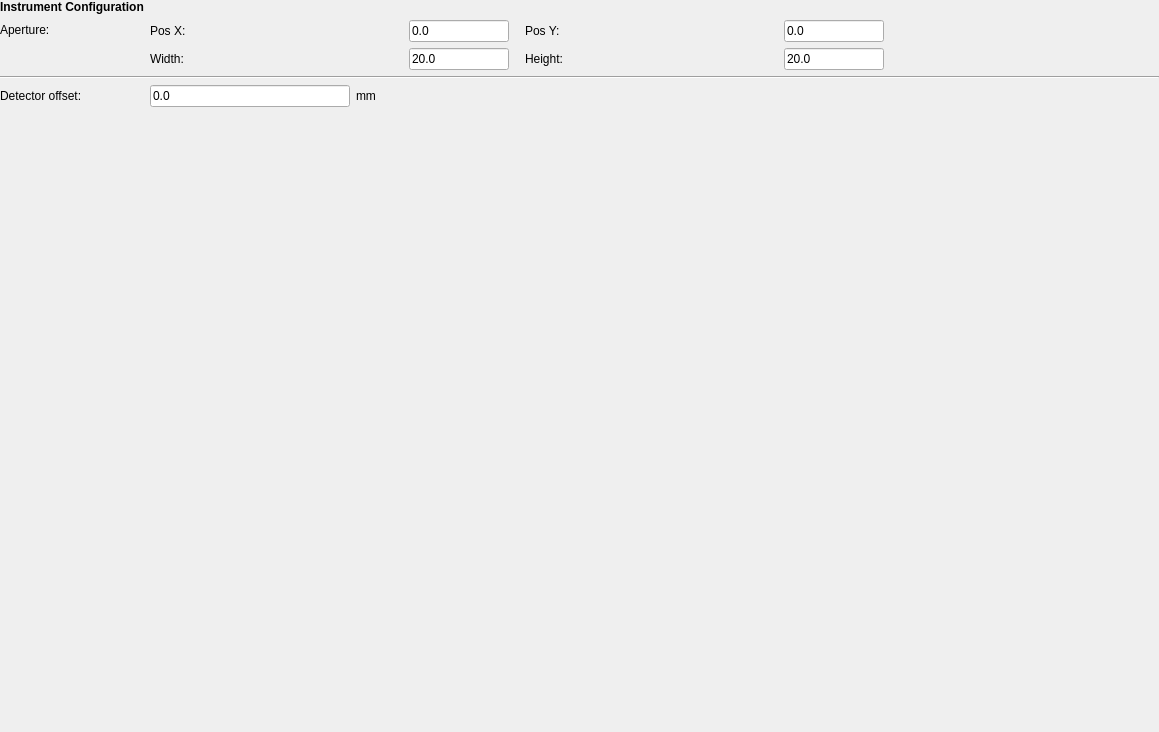
First picture: the form in nicos_ess/loki/gui/ui_files/exp_config.ui, repository mlz-ictrl/nicos, before the edit.
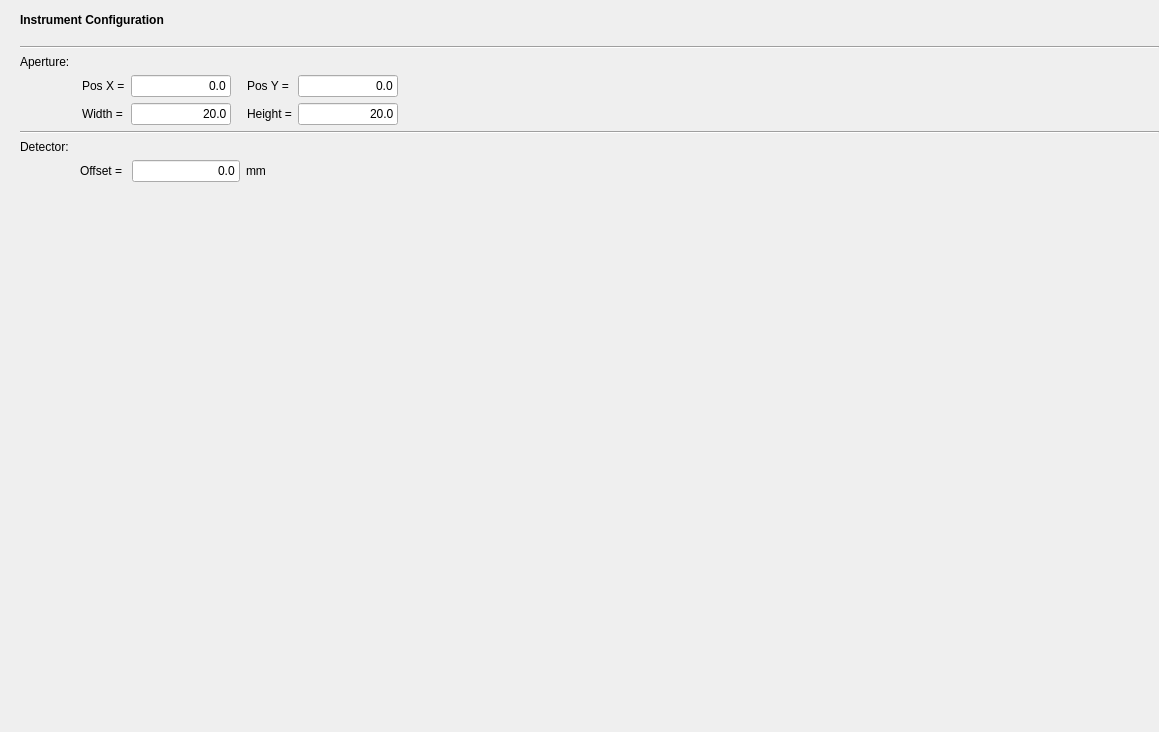
Second picture: the form after the edit.

Diff of the .ui file:
```diff
--- a/nicos_ess/loki/gui/ui_files/exp_config.ui
+++ b/nicos_ess/loki/gui/ui_files/exp_config.ui
@@ -28,22 +28,141 @@
    </property>
    <item>
     <layout class="QGridLayout" name="gridLayout">
-     <item row="2" column="0" colspan="2">
+     <item row="7" column="2">
+      <widget class="Line" name="line_2">
+       <property name="orientation">
+        <enum>Qt::Horizontal</enum>
+       </property>
+      </widget>
+     </item>
+     <item row="5" column="2">
+      <widget class="QLabel" name="label_11">
+       <property name="font">
+        <font>
+         <italic>false</italic>
+        </font>
+       </property>
+       <property name="frameShape">
+        <enum>QFrame::NoFrame</enum>
+       </property>
+       <property name="text">
+        <string>Aperture:</string>
+       </property>
+       <property name="textFormat">
+        <enum>Qt::AutoText</enum>
+       </property>
+       <property name="wordWrap">
+        <bool>false</bool>
+       </property>
+       <property name="margin">
+        <number>0</number>
+       </property>
+       <property name="indent">
+        <number>0</number>
+       </property>
+      </widget>
+     </item>
+     <item row="10" column="2">
+      <layout class="QHBoxLayout" name="horizontalLayout_3">
+       <property name="leftMargin">
+        <number>60</number>
+       </property>
+       <item>
+        <widget class="QLabel" name="label">
+         <property name="text">
+          <string>Offset = </string>
+         </property>
+         <property name="margin">
+          <number>0</number>
+         </property>
+        </widget>
+       </item>
+       <item>
+        <widget class="QLineEdit" name="offsetBox">
+         <property name="sizePolicy">
+          <sizepolicy hsizetype="Fixed" vsizetype="Fixed">
+           <horstretch>0</horstretch>
+           <verstretch>0</verstretch>
+          </sizepolicy>
+         </property>
+         <property name="maximumSize">
+          <size>
+           <width>200</width>
+           <height>16777215</height>
+          </size>
+         </property>
+         <property name="text">
+          <string>0.0</string>
+         </property>
+         <property name="alignment">
+          <set>Qt::AlignRight|Qt::AlignTrailing|Qt::AlignVCenter</set>
+         </property>
+        </widget>
+       </item>
+       <item>
+        <widget class="QLabel" name="label_10">
+         <property name="text">
+          <string>mm</string>
+         </property>
+        </widget>
+       </item>
+       <item>
+        <spacer name="horizontalSpacer_4">
+         <property name="orientation">
+          <enum>Qt::Horizontal</enum>
+         </property>
+         <property name="sizeHint" stdset="0">
+          <size>
+           <width>40</width>
+           <height>20</height>
+          </size>
+         </property>
+        </spacer>
+       </item>
+      </layout>
+     </item>
+     <item row="8" column="2">
+      <widget class="QLabel" name="label_4">
+       <property name="text">
+        <string>Detector:</string>
+       </property>
+      </widget>
+     </item>
+     <item row="3" column="2">
       <widget class="Line" name="line">
+       <property name="windowModality">
+        <enum>Qt::NonModal</enum>
+       </property>
+       <property name="sizePolicy">
+        <sizepolicy hsizetype="Expanding" vsizetype="Fixed">
+         <horstretch>0</horstretch>
+         <verstretch>0</verstretch>
+        </sizepolicy>
+       </property>
        <property name="orientation">
         <enum>Qt::Horizontal</enum>
        </property>
       </widget>
      </item>
-     <item row="1" column="1">
+     <item row="0" column="2">
+      <widget class="QLabel" name="whatLbl_2">
+       <property name="font">
+        <font>
+         <weight>75</weight>
+         <bold>true</bold>
+         <underline>false</underline>
+        </font>
+       </property>
+       <property name="text">
+        <string>Instrument Configuration</string>
+       </property>
+      </widget>
+     </item>
+     <item row="6" column="2">
       <layout class="QGridLayout" name="gridLayout_2">
-       <item row="0" column="0">
-        <widget class="QLabel" name="label_12">
-         <property name="text">
-          <string>Pos X:</string>
-         </property>
-        </widget>
-       </item>
+       <property name="leftMargin">
+        <number>62</number>
+       </property>
        <item row="0" column="1">
         <widget class="QLineEdit" name="apXBox">
          <property name="minimumSize">
@@ -61,17 +180,13 @@
          <property name="text">
           <string>0.0</string>
          </property>
-        </widget>
-       </item>
-       <item row="0" column="3">
-        <widget class="QLabel" name="label_13">
-         <property name="text">
-          <string>Pos Y:</string>
+         <property name="alignment">
+          <set>Qt::AlignRight|Qt::AlignTrailing|Qt::AlignVCenter</set>
          </property>
         </widget>
        </item>
-       <item row="0" column="4">
-        <widget class="QLineEdit" name="apYBox">
+       <item row="1" column="4">
+        <widget class="QLineEdit" name="apHBox">
          <property name="minimumSize">
           <size>
            <width>50</width>
@@ -85,16 +200,28 @@
           </size>
          </property>
          <property name="text">
-          <string>0.0</string>
+          <string>20.0</string>
+         </property>
+         <property name="frame">
+          <bool>true</bool>
+         </property>
+         <property name="alignment">
+          <set>Qt::AlignRight|Qt::AlignTrailing|Qt::AlignVCenter</set>
          </property>
         </widget>
        </item>
-       <item row="1" column="0">
-        <widget class="QLabel" name="label_14">
-         <property name="text">
-          <string>Width:</string>
+       <item row="1" column="5" colspan="2">
+        <spacer name="horizontalSpacer_2">
+         <property name="orientation">
+          <enum>Qt::Horizontal</enum>
          </property>
-        </widget>
+         <property name="sizeHint" stdset="0">
+          <size>
+           <width>40</width>
+           <height>20</height>
+          </size>
+         </property>
+        </spacer>
        </item>
        <item row="1" column="1">
         <widget class="QLineEdit" name="apWBox">
@@ -113,31 +240,76 @@
          <property name="text">
           <string>20.0</string>
          </property>
+         <property name="alignment">
+          <set>Qt::AlignRight|Qt::AlignTrailing|Qt::AlignVCenter</set>
+         </property>
+        </widget>
+       </item>
+       <item row="0" column="5">
+        <spacer name="horizontalSpacer_3">
+         <property name="orientation">
+          <enum>Qt::Horizontal</enum>
+         </property>
+         <property name="sizeType">
+          <enum>QSizePolicy::Fixed</enum>
+         </property>
+         <property name="sizeHint" stdset="0">
+          <size>
+           <width>10</width>
+           <height>20</height>
+          </size>
+         </property>
+        </spacer>
+       </item>
+       <item row="0" column="0">
+        <widget class="QLabel" name="label_12">
+         <property name="sizePolicy">
+          <sizepolicy hsizetype="Fixed" vsizetype="Preferred">
+           <horstretch>0</horstretch>
+           <verstretch>0</verstretch>
+          </sizepolicy>
+         </property>
+         <property name="frameShape">
+          <enum>QFrame::NoFrame</enum>
+         </property>
+         <property name="text">
+          <string>Pos X =</string>
+         </property>
+        </widget>
+       </item>
+       <item row="1" column="0">
+        <widget class="QLabel" name="label_14">
+         <property name="text">
+          <string>Width =</string>
+         </property>
+        </widget>
+       </item>
+       <item row="0" column="4">
+        <widget class="QLineEdit" name="apYBox">
+         <property name="minimumSize">
+          <size>
+           <width>50</width>
+           <height>0</height>
+          </size>
+         </property>
+         <property name="maximumSize">
+          <size>
+           <width>100</width>
+           <height>16777215</height>
+          </size>
+         </property>
+         <property name="text">
+          <string>0.0</string>
+         </property>
+         <property name="alignment">
+          <set>Qt::AlignRight|Qt::AlignTrailing|Qt::AlignVCenter</set>
+         </property>
         </widget>
        </item>
        <item row="1" column="3">
         <widget class="QLabel" name="label_15">
          <property name="text">
-          <string>Height:</string>
-         </property>
-        </widget>
-       </item>
-       <item row="1" column="4">
-        <widget class="QLineEdit" name="apHBox">
-         <property name="minimumSize">
-          <size>
-           <width>50</width>
-           <height>0</height>
-          </size>
-         </property>
-         <property name="maximumSize">
-          <size>
-           <width>100</width>
-           <height>16777215</height>
-          </size>
-         </property>
-         <property name="text">
-          <string>20.0</string>
+          <string>Height =</string>
          </property>
         </widget>
        </item>
@@ -157,122 +329,22 @@
          </property>
         </spacer>
        </item>
-       <item row="0" column="5">
-        <spacer name="horizontalSpacer_3">
-         <property name="orientation">
-          <enum>Qt::Horizontal</enum>
+       <item row="0" column="3">
+        <widget class="QLabel" name="label_13">
+         <property name="sizePolicy">
+          <sizepolicy hsizetype="Fixed" vsizetype="Preferred">
+           <horstretch>0</horstretch>
+           <verstretch>0</verstretch>
+          </sizepolicy>
          </property>
-         <property name="sizeType">
-          <enum>QSizePolicy::Fixed</enum>
-         </property>
-         <property name="sizeHint" stdset="0">
-          <size>
-           <width>10</width>
-           <height>20</height>
-          </size>
-         </property>
-        </spacer>
-       </item>
-       <item row="1" column="5" colspan="2">
-        <spacer name="horizontalSpacer_2">
-         <property name="orientation">
-          <enum>Qt::Horizontal</enum>
-         </property>
-         <property name="sizeHint" stdset="0">
-          <size>
-           <width>40</width>
-           <height>20</height>
-          </size>
-         </property>
-        </spacer>
-       </item>
-      </layout>
-     </item>
-     <item row="0" column="0">
-      <widget class="QLabel" name="whatLbl_2">
-       <property name="font">
-        <font>
-         <weight>75</weight>
-         <bold>true</bold>
-        </font>
-       </property>
-       <property name="text">
-        <string>Instrument Configuration</string>
-       </property>
-      </widget>
-     </item>
-     <item row="3" column="0">
-      <widget class="QLabel" name="label_4">
-       <property name="text">
-        <string>Detector offset:</string>
-       </property>
-      </widget>
-     </item>
-     <item row="1" column="0">
-      <layout class="QVBoxLayout" name="verticalLayout_3">
-       <item>
-        <widget class="QLabel" name="label_11">
          <property name="text">
-          <string>Aperture:</string>
+          <string>Pos Y =</string>
          </property>
         </widget>
        </item>
-       <item>
-        <spacer name="verticalSpacer_2">
-         <property name="orientation">
-          <enum>Qt::Vertical</enum>
-         </property>
-         <property name="sizeType">
-          <enum>QSizePolicy::Fixed</enum>
-         </property>
-         <property name="sizeHint" stdset="0">
-          <size>
-           <width>20</width>
-           <height>30</height>
-          </size>
-         </property>
-        </spacer>
-       </item>
       </layout>
      </item>
-     <item row="3" column="1">
-      <layout class="QHBoxLayout" name="horizontalLayout_3">
-       <item>
-        <widget class="QLineEdit" name="offsetBox">
-         <property name="maximumSize">
-          <size>
-           <width>200</width>
-           <height>16777215</height>
-          </size>
-         </property>
-         <property name="text">
-          <string>0.0</string>
-         </property>
-        </widget>
-       </item>
-       <item>
-        <widget class="QLabel" name="label_10">
-         <property name="text">
-          <string>mm</string>
-         </property>
-        </widget>
-       </item>
-       <item>
-        <spacer name="horizontalSpacer_4">
-         <property name="orientation">
-          <enum>Qt::Horizontal</enum>
-         </property>
-         <property name="sizeHint" stdset="0">
-          <size>
-           <width>40</width>
-           <height>20</height>
-          </size>
-         </property>
-        </spacer>
-       </item>
-      </layout>
-     </item>
-     <item row="4" column="0">
+     <item row="11" column="0">
       <spacer name="verticalSpacer">
        <property name="orientation">
         <enum>Qt::Vertical</enum>
@@ -285,6 +357,22 @@
        </property>
       </spacer>
      </item>
+     <item row="0" column="0">
+      <spacer name="verticalSpacer_3">
+       <property name="orientation">
+        <enum>Qt::Vertical</enum>
+       </property>
+       <property name="sizeType">
+        <enum>QSizePolicy::Fixed</enum>
+       </property>
+       <property name="sizeHint" stdset="0">
+        <size>
+         <width>20</width>
+         <height>40</height>
+        </size>
+       </property>
+      </spacer>
+     </item>
     </layout>
    </item>
   </layout>
```
